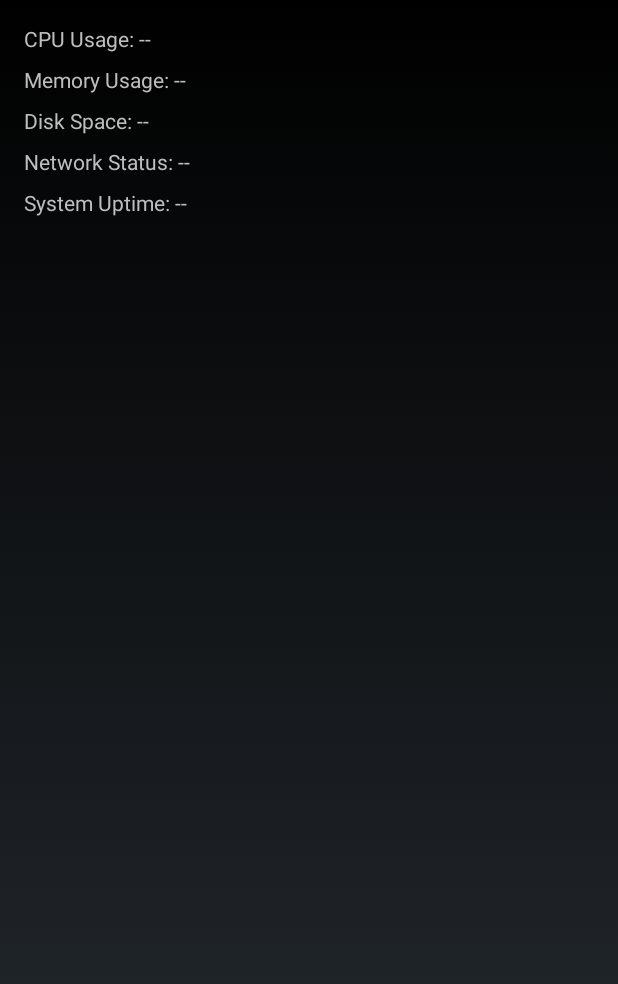
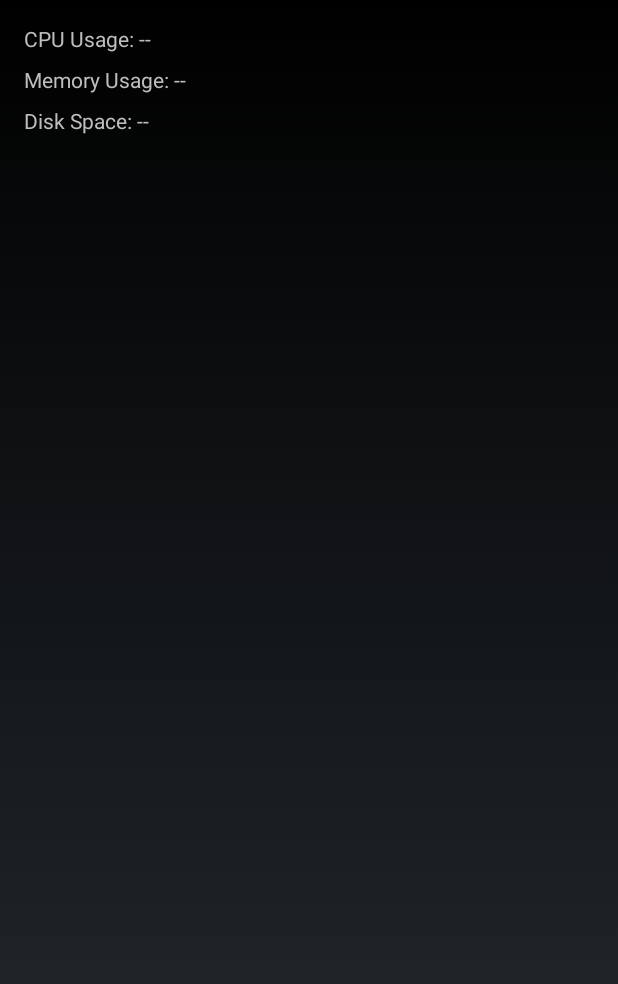
Before and after one commit to jasonmcaffee/mobile-display-remote-system-resource-info, an Android app: the screen it shows after launch (MainActivity), on a phone screen of 412 x 824 dp. Shown: the top 984 px of the screen. Run offline under Robolectric (Android 15) with nearby library versions, the phone set to English and light mode, and no system bars.

Commit message:
remove stuff

```diff
--- a/app/src/main/java/com/systeminfo/display/MainActivity.java
+++ b/app/src/main/java/com/systeminfo/display/MainActivity.java
@@ -31,8 +31,6 @@ public class MainActivity extends Activity implements SensorEventListener {
     private TextView cpuInfo;
     private TextView memoryInfo;
     private TextView diskInfo;
-    private TextView networkInfo;
-    private TextView uptimeInfo;
     private OkHttpClient client;
     private Handler handler;
     private boolean isConnected = false;
@@ -78,8 +76,6 @@ public class MainActivity extends Activity implements SensorEventListener {
         cpuInfo = findViewById(R.id.cpuInfo);
         memoryInfo = findViewById(R.id.memoryInfo);
         diskInfo = findViewById(R.id.diskInfo);
-        networkInfo = findViewById(R.id.networkInfo);
-        uptimeInfo = findViewById(R.id.uptimeInfo);
 
         // Initialize OkHttpClient
         client = new OkHttpClient.Builder()
@@ -216,8 +212,6 @@ public class MainActivity extends Activity implements SensorEventListener {
                     cpuInfo.setText("CPU Usage: " + data.get("cpuUsage").getAsString() + "%");
                     memoryInfo.setText("Memory Usage: " + data.get("memoryUsage").getAsString() + "%");
                     diskInfo.setText("Disk Space: " + data.get("diskSpace").getAsString());
-                    networkInfo.setText("Network Status: " + data.get("networkStatus").getAsString());
-                    uptimeInfo.setText("System Uptime: " + data.get("uptime").getAsString());
                 } catch (Exception e) {
                     showError("Error parsing data");
                 }
@@ -229,8 +223,6 @@ public class MainActivity extends Activity implements SensorEventListener {
         cpuInfo.setText("CPU Usage: --");
         memoryInfo.setText("Memory Usage: --");
         diskInfo.setText("Disk Space: --");
-        networkInfo.setText("Network Status: --");
-        uptimeInfo.setText("System Uptime: --");
     }
 
     private void showError(final String message) {
--- a/app/src/main/res/layout/activity_main.xml
+++ b/app/src/main/res/layout/activity_main.xml
@@ -31,19 +31,5 @@
             android:text="Disk Space: --"
             android:layout_marginBottom="8dp"/>
 
-        <TextView
-            android:id="@+id/networkInfo"
-            android:layout_width="match_parent"
-            android:layout_height="wrap_content"
-            android:text="Network Status: --"
-            android:layout_marginBottom="8dp"/>
-
-        <TextView
-            android:id="@+id/uptimeInfo"
-            android:layout_width="match_parent"
-            android:layout_height="wrap_content"
-            android:text="System Uptime: --"
-            android:layout_marginBottom="8dp"/>
-
     </LinearLayout>
 </ScrollView>
```
